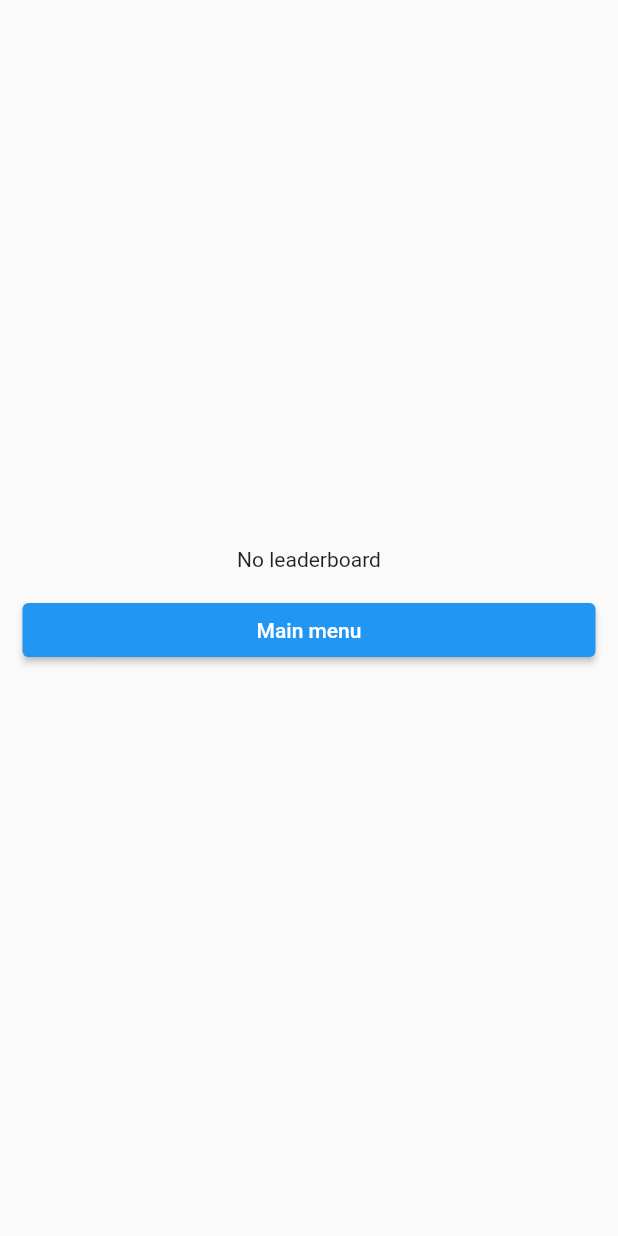
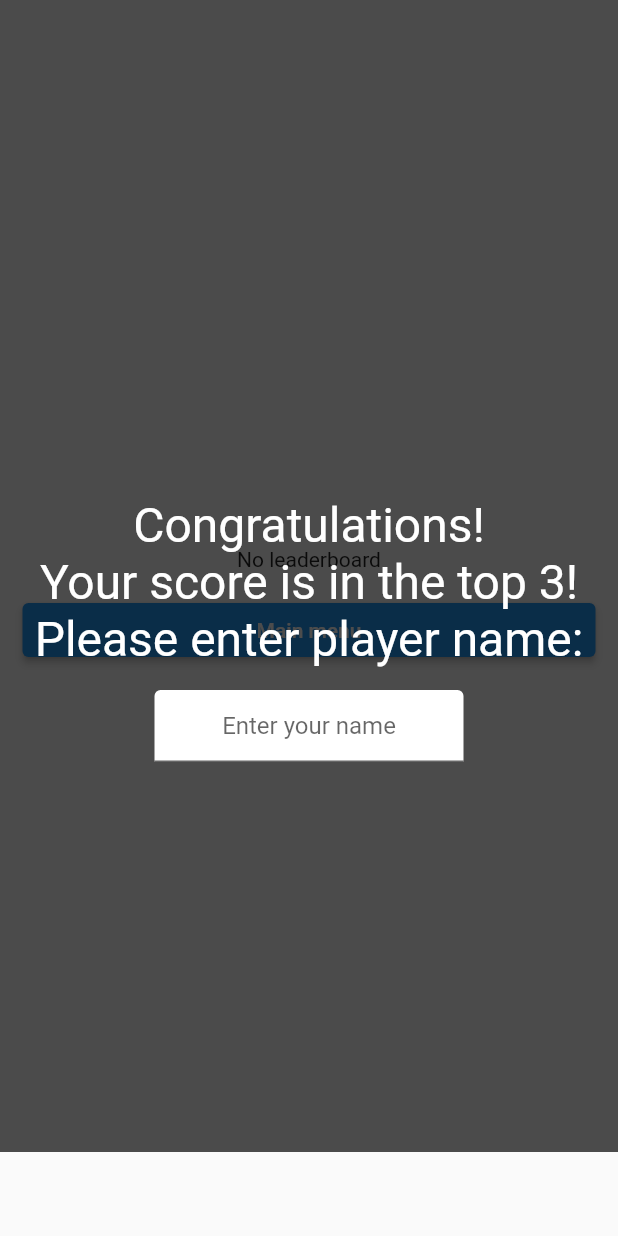
Before and after one commit to TYCTYCTYCTYCTYCTYC/MAD-Assignment, a Flutter app: the screen it shows after launch, after a tap on "LeaderBoards", on a phone screen of 412 x 824 dp. Run offline on Flutter 3.47's test engine with Material 2 defaults, Android fonts, the phone set to English and light mode, and no system bars; our stand-ins replace fluttertoast, shared_preferences, sqflite, vibration; accounts and stored records are empty.

Commit message:
fulfill requirement 3

```diff
--- a/lib/main.dart
+++ b/lib/main.dart
@@ -18,6 +18,7 @@ const int max_level = 3;
 int level = min_level;
 bool insertScore = false;
 List<int> score_list = [];
+const int top = 3;
 
 class Leaderboard {
   static final _databaseName = 'leaderboard.db';
@@ -51,55 +52,20 @@ class Leaderboard {
     //come back to date later
     await db.execute('''
           CREATE TABLE Leaderboard (
-          name TEXT PRIMARY KEY,
-          date DATE NOT NULL,
-          score INTEGER NOT NULL
-        )
+          name TEXT NOT NULL,
+          date DATETIME NOT NULL,
+          score INTEGER NOT NULL,
+          PRIMARY KEY (name, date)
+        );
           ''');
   }
 
   static Future<List<Map<String, dynamic>>> insertAndQuery(
       String name, DateTime date, int score) async {
-    // Check if the name already exists in the database
-    final List<Map<String, dynamic>> existingRecords = await _database!.query(
-      table,
-      where: 'name = ?',
-      whereArgs: [name],
-    );
-
-    if (existingRecords.isNotEmpty) {
-      final existingScore = existingRecords.first['score'] as int;
-      final existingDate =
-          DateTime.parse(existingRecords.first['date'] as String);
-
-      // Update the record if the score is higher than the existing score
-      if (score > existingScore) {
-        await _database!.update(
-          table,
-          {
-            'date': intl.DateFormat('dd/MM/yyyy HH:mm:ss').format(date),
-            'score': score,
-          },
-          where: 'name = ?',
-          whereArgs: [name],
-        );
-      }
-      // Update the date if the scores are the same but the date is later
-      else if (score == existingScore && date.isAfter(existingDate)) {
-        await _database!.update(
-          table,
-          {
-            'date': intl.DateFormat('dd/MM/yyyy HH:mm:ss').format(date),
-          },
-          where: 'name = ?',
-          whereArgs: [name],
-        );
-      }
-    } else {
-      // Insert the new record if the name doesn't exist in the database
+    // Insert the new record
     await _database!.insert(table, {
       "name": name,
-        "date": intl.DateFormat('dd/MM/yyyy HH:mm:ss').format(date),
+      "date": date.toIso8601String(),
       "score": score,
     });
 
@@ -108,9 +74,9 @@ class Leaderboard {
       table,
       orderBy: 'Score DESC, Date DESC',
     );
-      if (results.length > 25) {
+    if (results.length > top) {
       final idsToDelete = results
-            .sublist(25)
+          .sublist(top)
           .map((result) => result["name"] as String)
           .toList();
       await _database!.delete(
@@ -119,24 +85,34 @@ class Leaderboard {
         whereArgs: idsToDelete,
       );
     }
-    }
 
-    // Return the updated results
-    final List<Map<String, dynamic>> updatedResults = await _database!.query(
-      table,
-      orderBy: 'Score DESC, Date DESC',
-    );
-    total_score = 0;
-    return updatedResults;
+    // total_score = 0;
+    //back of press main menu then change to 0
+    return results;
   }
 
   static Future<List<Map<String, dynamic>>> initialQuery() async {
     final List<Map<String, dynamic>> updatedResults = await _database!.query(
       table,
       orderBy: 'Score DESC, Date DESC',
-      limit: 25,
+      limit: top,
     );
     return updatedResults;
+  }
+
+  static Future<Map<String, int>> getLeaderboardData() async {
+    Map<String, int> output = new Map<String, int>();
+    final List<Map<String, dynamic>> updatedResults = await _database!.query(
+      table,
+      orderBy: 'Score DESC, Date DESC',
+      limit: top,
+    );
+    //minScore reading null
+    int minScore = updatedResults.isNotEmpty ? updatedResults.last['score'] : 0;
+    int number = updatedResults.length;
+    output["minScore"] = minScore;
+    output["number"] = number;
+    return output;
   }
 }
 
@@ -186,7 +162,7 @@ class _HomeSHAREState extends State<HomeSHARE> {
 
   late Timer timer;
   late Timer initialTimer;
-  double _countdownTime = 5.0;
+  double _countdownTime = 3.0;
 
   late TextSpan span = TextSpan(
       text: 'remaining time\n${_countdownTime.toStringAsFixed(1)}',
@@ -590,47 +566,9 @@ class MainPage extends StatefulWidget {
 class _MainPageState extends State<MainPage> {
   final nameController = TextEditingController();
 
-  // final nameFocusNode = FocusNode();
-  bool pressed = false;
-  void _onButtonPressed() {
-    final tmp = nameController.text.trim();
-    _saveText(tmp);
-
-    if (tmp.isEmpty) {
-      // Vibrate the phone
-      Vibration.vibrate(duration: 500);
-
-      // Show a message
-      Fluttertoast.showToast(
-        msg: 'Please input name',
-        gravity: ToastGravity.TOP,
-      );
-
-      // Highlight the TextField
-      // nameFocusNode.requestFocus();
-    } else {
-      name = tmp;
-      pressed = true;
-    }
-  }
-
-  void _loadSavedText() async {
-    SharedPreferences prefs = await SharedPreferences.getInstance();
-    String savedText = prefs.getString('last_name') ?? '';
-    setState(() {
-      nameController.text = savedText;
-    });
-  }
-
-  void _saveText(String text) async {
-    SharedPreferences prefs = await SharedPreferences.getInstance();
-    await prefs.setString('last_name', text);
-  }
-
   @override
   void initState() {
     super.initState();
-    _loadSavedText();
   }
 
   @override
@@ -639,10 +577,8 @@ class _MainPageState extends State<MainPage> {
         debugShowCheckedModeBanner: false,
         title: 'test`',
         home: Scaffold(
-            // resizeToAvoidBottomInset: false,
             body: Center(
           child: SingleChildScrollView(
-            // physics: const BouncingScrollPhysics(),
             physics: const AlwaysScrollableScrollPhysics(),
             child: Column(
               mainAxisAlignment: MainAxisAlignment.center,
@@ -657,34 +593,12 @@ class _MainPageState extends State<MainPage> {
                         MediaQuery.of(context).size.height / 3),
                   ),
                 ),
-                Center(
-                  child: Row(
-                    mainAxisAlignment: MainAxisAlignment.center,
-                    children: <Widget>[
-                      Text("Player: "),
-                      SizedBox(
-                        width: MediaQuery.of(context).size.width /
-                            3, //adjust width
-                        child: TextField(
-                          textAlign: TextAlign.center,
-                          controller: nameController,
-                          // focusNode: nameFocusNode,
-                          decoration: const InputDecoration(
-                            hintText: 'Enter your name',
-                          ),
-                          onSubmitted: (_) => _onButtonPressed(),
-                        ),
-                      ),
-                    ],
-                  ),
-                ),
                 Padding(
                   padding: const EdgeInsets.all(15),
                   child: Center(
                       child: ElevatedButton(
                           onPressed: () {
-                            _onButtonPressed();
-                            if (pressed) {
+                            total_score = 0;
                             level = min_level;
                             Navigator.push(
                               context,
@@ -693,7 +607,6 @@ class _MainPageState extends State<MainPage> {
                                     HomeSHARE(key: UniqueKey()),
                               ),
                             );
-                            }
                           },
                           child: const Center(child: Text('Start Game')))),
                 ),
@@ -730,23 +643,66 @@ class LeaderboardPage extends StatefulWidget {
 class _LeaderboardPageState extends State<LeaderboardPage> {
   late Future<List<Map<String, dynamic>>> results;
   late List<int> temp_score_list;
+  bool askName = false;
+  late Future<Map<String, int>> leaderboardData;
+  final nameController = TextEditingController();
+  bool name_entered = false;
+
+  void _saveText(String text) async {
+    SharedPreferences prefs = await SharedPreferences.getInstance();
+    await prefs.setString('last_name', text);
+  }
+
+  void _onButtonPressed() {
+    final tmp = nameController.text.trim();
+    _saveText(tmp);
+
+    if (tmp.isEmpty) {
+      // Vibrate the phone
+      Vibration.vibrate(duration: 500);
+
+      // Show a message
+      Fluttertoast.showToast(
+        msg: 'Please input name',
+        gravity: ToastGravity.TOP,
+      );
+
+      // Highlight the TextField
+      // nameFocusNode.requestFocus();
+    } else {
+      // pressed = true;
+      name_entered = true;
+      name = tmp;
+
+      setState(() {
+        results =
+            Leaderboard.insertAndQuery(name!, DateTime.now(), total_score);
+        ;
+      });
+    }
+  }
+
+  String formattedDate(String input) {
+    DateTime tmp = DateTime.parse(input);
+    input = intl.DateFormat('dd/MM/yyyy HH:mm:ss').format(tmp);
+    return input;
+  }
+
   @override
   void initState() {
     super.initState();
     temp_score_list = List.from(score_list);
     score_list.clear();
 
-    if (insertScore == true) {
-      results = Leaderboard.insertAndQuery(name!, DateTime.now(), total_score);
-    } else {
     results = Leaderboard.initialQuery();
-    }
+    leaderboardData = Leaderboard.getLeaderboardData();
   }
 
   @override
   Widget build(BuildContext context) {
     return WillPopScope(
       onWillPop: () async {
+        total_score = 0;
         Navigator.of(context).popUntil((route) => route.isFirst);
         return true;
       },
@@ -759,7 +715,9 @@ class _LeaderboardPageState extends State<LeaderboardPage> {
               //   centerTitle: true,
               //   backgroundColor: Colors.blue,
               // ),
-              body: Center(
+              body: Stack(
+            children: <Widget>[
+              Center(
                   child: Column(
                 mainAxisAlignment: MainAxisAlignment.center,
                 children: <Widget>[
@@ -776,7 +734,8 @@ class _LeaderboardPageState extends State<LeaderboardPage> {
                         ),
                         Text(
                           total_score.toString(),
-                      style: const TextStyle(fontSize: 50, color: Colors.blue),
+                          style:
+                              const TextStyle(fontSize: 50, color: Colors.blue),
                         ),
                       ],
                     )),
@@ -787,7 +746,8 @@ class _LeaderboardPageState extends State<LeaderboardPage> {
                       builder: (BuildContext context, AsyncSnapshot snapshot) {
                         // Check if the query results have been loaded
                         if (!snapshot.hasData) {
-                      return const Center(child: CircularProgressIndicator());
+                          return const Center(
+                              child: CircularProgressIndicator());
                         }
 
                         // Extract the query results from the snapshot
@@ -803,7 +763,7 @@ class _LeaderboardPageState extends State<LeaderboardPage> {
 
                         // Build the table rows from the query results
                         final tableRows = List<TableRow>.generate(
-                      results.length,
+                          min(results.length, top),
                           (int index) => TableRow(
                             children: <Widget>[
                               TableCell(
@@ -816,7 +776,8 @@ class _LeaderboardPageState extends State<LeaderboardPage> {
                                 child: Text(results[index]['score'].toString()),
                               ),
                               TableCell(
-                            child: Text(results[index]['date'].toString()),
+                                child: Text(formattedDate(
+                                    results[index]['date'].toString())),
                               ),
                             ],
                           ),
@@ -824,11 +785,12 @@ class _LeaderboardPageState extends State<LeaderboardPage> {
 
                         // Build the table widget with the rows
                         return Column(children: <Widget>[
-                      Padding(
+                          const Padding(
                             padding: EdgeInsets.all(10),
-                        child: const Text(
+                            child: Text(
                               "Leaderboard",
-                          style: TextStyle(fontSize: 50, color: Colors.black),
+                              style:
+                                  TextStyle(fontSize: 50, color: Colors.black),
                             ),
                           ),
                           Table(
@@ -867,8 +829,8 @@ class _LeaderboardPageState extends State<LeaderboardPage> {
                     ),
                   ),
                   Padding(
-                padding:
-                    const EdgeInsets.all(15), //apply padding to all four sides
+                    padding: const EdgeInsets.all(
+                        15), //apply padding to all four sides
                     child: Center(
                         child: ElevatedButton(
                             onPressed: () {
@@ -877,13 +839,79 @@ class _LeaderboardPageState extends State<LeaderboardPage> {
                               //   MaterialPageRoute(
                               //       builder: (context) => const MainPage()),
                               // );
+                              total_score = 0;
                               Navigator.of(context)
                                   .popUntil((route) => route.isFirst);
                             },
                             child: const Center(child: Text('Main menu')))),
                   ),
                 ],
-          )))),
+              )),
+              FutureBuilder<Map<String, int>>(
+                future: leaderboardData,
+                builder: (context, snapshot) {
+                  if (snapshot.hasData &&
+                      (snapshot.data!["minScore"]! <= total_score ||
+                          snapshot.data!["number"]! < top) &&
+                      !name_entered) {
+                    return SizedBox(
+                      height: MediaQuery.of(context).size.height -
+                          AppBar().preferredSize.height,
+                      child: ModalBarrier(
+                        dismissible: false,
+                        color: Colors.black.withOpacity(0.7),
+                      ),
+                    );
+                  } else {
+                    return const SizedBox.shrink();
+                  }
+                },
+              ),
+              FutureBuilder<Map<String, int>>(
+                future: leaderboardData,
+                builder: (context, snapshot) {
+                  if (snapshot.hasData &&
+                      (snapshot.data!["minScore"]! <= total_score ||
+                          snapshot.data!["number"]! < top) &&
+                      !name_entered) {
+                    return Center(
+                        child: Column(
+                      mainAxisAlignment: MainAxisAlignment.center,
+                      children: [
+                        Center(
+                          child: Padding(
+                            padding: EdgeInsets.all(15),
+                            child: Text(
+                              style:
+                                  TextStyle(fontSize: 32, color: Colors.white),
+                              textAlign: TextAlign.center,
+                              "Congratulations!\nYour score is in the top ${top.toString()}!\nPlease enter player name:",
+                            ),
+                          ),
+                        ),
+                        SizedBox(
+                          width: MediaQuery.of(context).size.width /
+                              2, //adjust width
+                          child: TextField(
+                            textAlign: TextAlign.center,
+                            controller: nameController,
+                            decoration: const InputDecoration(
+                              hintText: 'Enter your name',
+                              filled: true,
+                              fillColor: Colors.white,
+                            ),
+                            onSubmitted: (_) => _onButtonPressed(),
+                          ),
+                        ),
+                      ],
+                    ));
+                  } else {
+                    return const SizedBox.shrink();
+                  }
+                },
+              ),
+            ],
+          ))),
     );
   }
 }
```
Also changed, not shown: to do list.txt (+18 -1 lines). Lines whose indentation alone changed are shown as unchanged.
